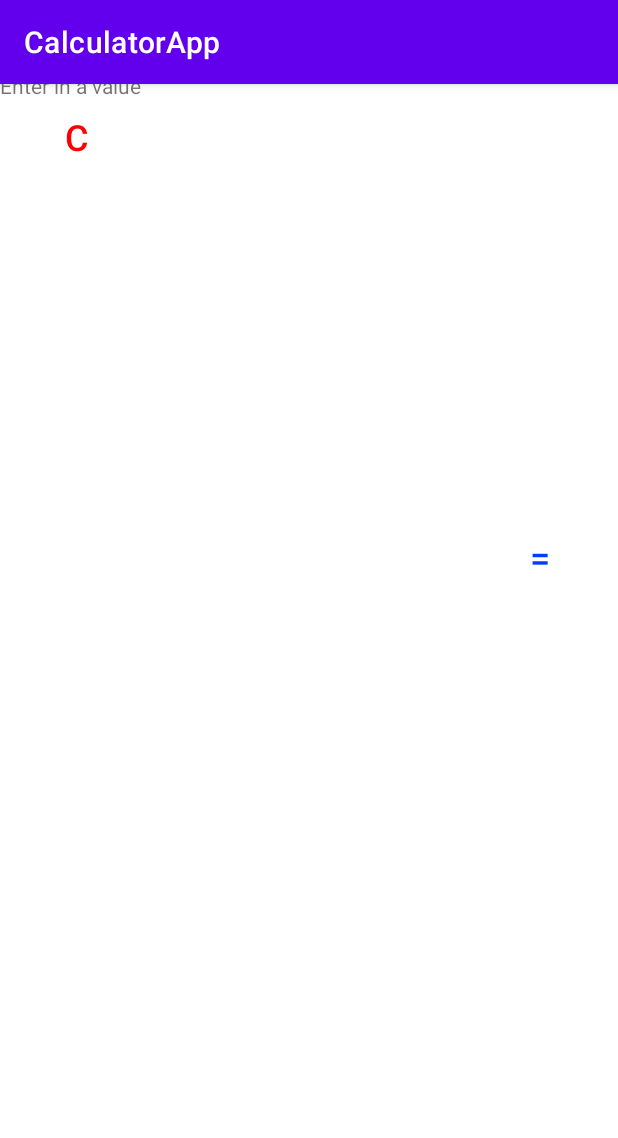
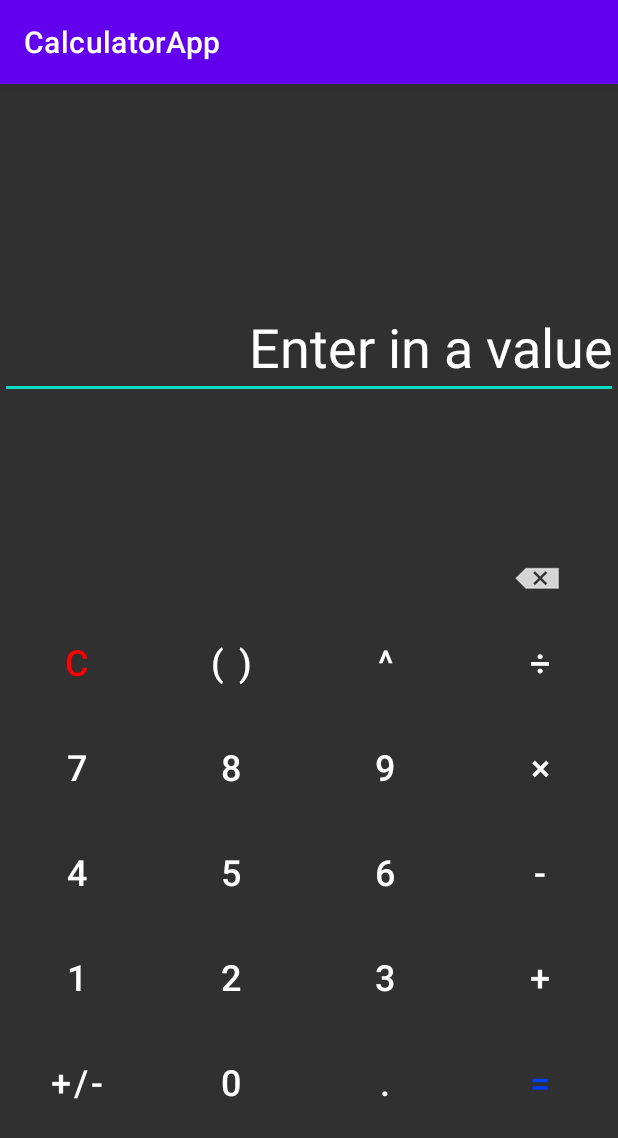
Before and after one commit to tontsa28/opencalc, an Android app: the screen it shows after launch (MainActivity), on a phone screen of 412 x 824 dp. Shown: the top 1138 px of the screen. Run offline under Robolectric (Android 15) with nearby library versions, the light colour scheme and no system bars.

Commit message:
Improved layout and UI

```diff
--- a/app/src/main/res/layout/activity_main.xml
+++ b/app/src/main/res/layout/activity_main.xml
@@ -4,12 +4,14 @@
     xmlns:tools="http://schemas.android.com/tools"
     android:layout_width="match_parent"
     android:layout_height="match_parent"
+    android:background="#303030"
     tools:context=".MainActivity">
 
     <TableLayout
         android:id="@+id/tableLayout"
         android:layout_width="0dp"
         android:layout_height="0dp"
+        android:layout_marginTop="350dp"
         app:layout_constraintBottom_toBottomOf="parent"
         app:layout_constraintEnd_toEndOf="parent"
         app:layout_constraintHorizontal_bias="1.0"
@@ -29,8 +31,8 @@
                 android:layout_weight="1"
                 android:background="@drawable/circle"
                 android:text="@string/clear"
-                android:textSize="24sp"
-                android:textColor="#FF0000" />
+                android:textColor="#FF0000"
+                android:textSize="24sp" />
 
             <Button
                 android:id="@+id/parenthesesBTN"
@@ -40,8 +42,8 @@
                 android:layout_weight="1"
                 android:background="@drawable/circle"
                 android:text="@string/parentheses"
-                android:textSize="24sp"
-                android:textColor="#FFFFFF" />
+                android:textColor="#FFFFFF"
+                android:textSize="24sp" />
 
             <Button
                 android:id="@+id/exponentBTN"
@@ -51,8 +53,8 @@
                 android:layout_weight="1"
                 android:background="@drawable/circle"
                 android:text="@string/exponent"
-                android:textSize="24sp"
-                android:textColor="#FFFFFF" />
+                android:textColor="#FFFFFF"
+                android:textSize="24sp" />
 
             <Button
                 android:id="@+id/divideBTN"
@@ -62,8 +64,8 @@
                 android:layout_weight="1"
                 android:background="@drawable/circle"
                 android:text="@string/divide"
-                android:textSize="24sp"
-                android:textColor="#FFFFFF" />
+                android:textColor="#FFFFFF"
+                android:textSize="24sp" />
         </TableRow>
 
         <TableRow
@@ -78,8 +80,8 @@
                 android:layout_weight="1"
                 android:background="@drawable/circle"
                 android:text="@string/seven"
-                android:textSize="24sp"
-                android:textColor="#FFFFFF" />
+                android:textColor="#FFFFFF"
+                android:textSize="24sp" />
 
             <Button
                 android:id="@+id/eight"
@@ -89,8 +91,8 @@
                 android:layout_weight="1"
                 android:background="@drawable/circle"
                 android:text="@string/eight"
-                android:textSize="24sp"
-                android:textColor="#FFFFFF" />
+                android:textColor="#FFFFFF"
+                android:textSize="24sp" />
 
             <Button
                 android:id="@+id/nine"
@@ -100,8 +102,8 @@
                 android:layout_weight="1"
                 android:background="@drawable/circle"
                 android:text="@string/nine"
-                android:textSize="24sp"
-                android:textColor="#FFFFFF" />
+                android:textColor="#FFFFFF"
+                android:textSize="24sp" />
 
             <Button
                 android:id="@+id/multiply"
@@ -111,8 +113,8 @@
                 android:layout_weight="1"
                 android:background="@drawable/circle"
                 android:text="@string/multiply"
-                android:textSize="24sp"
-                android:textColor="#FFFFFF" />
+                android:textColor="#FFFFFF"
+                android:textSize="24sp" />
         </TableRow>
 
         <TableRow
@@ -127,8 +129,8 @@
                 android:layout_weight="1"
                 android:background="@drawable/circle"
                 android:text="@string/four"
-                android:textSize="24sp"
-                android:textColor="#FFFFFF" />
+                android:textColor="#FFFFFF"
+                android:textSize="24sp" />
 
             <Button
                 android:id="@+id/fiveBTN"
@@ -138,8 +140,8 @@
                 android:layout_weight="1"
                 android:background="@drawable/circle"
                 android:text="@string/five"
-                android:textSize="24sp"
-                android:textColor="#FFFFFF" />
+                android:textColor="#FFFFFF"
+                android:textSize="24sp" />
 
             <Button
                 android:id="@+id/sixBTN"
@@ -149,8 +151,8 @@
                 android:layout_weight="1"
                 android:background="@drawable/circle"
                 android:text="@string/six"
-                android:textSize="24sp"
-                android:textColor="#FFFFFF" />
+                android:textColor="#FFFFFF"
+                android:textSize="24sp" />
 
             <Button
                 android:id="@+id/subtractBTN"
@@ -160,8 +162,8 @@
                 android:layout_weight="1"
                 android:background="@drawable/circle"
                 android:text="@string/subtract"
-                android:textSize="24sp"
-                android:textColor="#FFFFFF" />
+                android:textColor="#FFFFFF"
+                android:textSize="24sp" />
         </TableRow>
 
         <TableRow
@@ -176,8 +178,8 @@
                 android:layout_weight="1"
                 android:background="@drawable/circle"
                 android:text="@string/one"
-                android:textSize="24sp"
-                android:textColor="#FFFFFF" />
+                android:textColor="#FFFFFF"
+                android:textSize="24sp" />
 
             <Button
                 android:id="@+id/twoBTN"
@@ -187,8 +189,8 @@
                 android:layout_weight="1"
                 android:background="@drawable/circle"
                 android:text="@string/two"
-                android:textSize="24sp"
-                android:textColor="#FFFFFF" />
+                android:textColor="#FFFFFF"
+                android:textSize="24sp" />
 
             <Button
                 android:id="@+id/threeBTN"
@@ -198,8 +200,8 @@
                 android:layout_weight="1"
                 android:background="@drawable/circle"
                 android:text="@string/three"
-                android:textSize="24sp"
-                android:textColor="#FFFFFF" />
+                android:textColor="#FFFFFF"
+                android:textSize="24sp" />
 
             <Button
                 android:id="@+id/addBTN"
@@ -209,8 +211,8 @@
                 android:layout_weight="1"
                 android:background="@drawable/circle"
                 android:text="@string/add"
-                android:textSize="24sp"
-                android:textColor="#FFFFFF" />
+                android:textColor="#FFFFFF"
+                android:textSize="24sp" />
         </TableRow>
 
         <TableRow
@@ -225,8 +227,8 @@
                 android:layout_weight="1"
                 android:background="@drawable/circle"
                 android:text="@string/plusMinus"
-                android:textSize="24sp"
-                android:textColor="#FFFFFF" />
+                android:textColor="#FFFFFF"
+                android:textSize="24sp" />
 
             <Button
                 android:id="@+id/zeroBTN"
@@ -236,8 +238,8 @@
                 android:layout_weight="1"
                 android:background="@drawable/circle"
                 android:text="@string/zero"
-                android:textSize="24sp"
-                android:textColor="#FFFFFF" />
+                android:textColor="#FFFFFF"
+                android:textSize="24sp" />
 
             <Button
                 android:id="@+id/pointBTN"
@@ -247,8 +249,8 @@
                 android:layout_weight="1"
                 android:background="@drawable/circle"
                 android:text="@string/point"
-                android:textSize="24sp"
-                android:textColor="#FFFFFF" />
+                android:textColor="#FFFFFF"
+                android:textSize="24sp" />
 
             <Button
                 android:id="@+id/equalsBTN"
@@ -258,34 +260,40 @@
                 android:layout_weight="1"
                 android:background="@drawable/circle"
                 android:text="@string/equals"
-                android:textSize="24sp"
-                android:textColor="#003EFF" />
+                android:textColor="#003EFF"
+                android:textSize="24sp" />
 
         </TableRow>
     </TableLayout>
-
-    <TextView
-        android:id="@+id/textView"
-        android:layout_width="match_parent"
-        android:layout_height="wrap_content"
-        android:text="@string/display"
-        app:layout_constraintBottom_toTopOf="@+id/tableLayout"
-        app:layout_constraintEnd_toEndOf="parent"
-        app:layout_constraintHorizontal_bias="1.0"
-        app:layout_constraintStart_toStartOf="parent"
-        app:layout_constraintTop_toTopOf="parent"
-        app:layout_constraintVertical_bias="0.496" />
 
     <ImageButton
         android:id="@+id/display"
         style="?android:attr/buttonBarButtonStyle"
         android:layout_width="wrap_content"
         android:layout_height="wrap_content"
-        android:contentDescription=""
         android:background="@drawable/circle"
-        app:srcCompat="@drawable/backspace"
+        android:contentDescription="@string/backspace"
+        app:layout_constraintBottom_toBottomOf="parent"
         app:layout_constraintEnd_toEndOf="parent"
-        app:layout_constraintHorizontal_bias="1.0"
+        app:layout_constraintHorizontal_bias="0.97"
         app:layout_constraintStart_toStartOf="parent"
-        tools:layout_editor_absoluteY="419dp" />
+        app:layout_constraintTop_toTopOf="parent"
+        app:layout_constraintVertical_bias="0.424"
+        app:srcCompat="@drawable/backspace" />
+
+    <EditText
+        android:id="@+id/textView"
+        android:layout_width="0dp"
+        android:layout_height="wrap_content"
+        android:text="@string/display"
+        android:textColor="#FFFFFF"
+        app:layout_constraintBottom_toTopOf="@+id/tableLayout"
+        app:layout_constraintEnd_toEndOf="parent"
+        app:layout_constraintStart_toStartOf="parent"
+        app:layout_constraintTop_toTopOf="parent"
+        android:autofillHints="false"
+        android:inputType="none"
+        android:textSize="36sp"
+        android:textAlignment="textEnd"
+        tools:ignore="LabelFor" />
 </androidx.constraintlayout.widget.ConstraintLayout>
--- a/app/src/main/res/values-night/themes.xml
+++ b/app/src/main/res/values-night/themes.xml
@@ -1,6 +1,6 @@
 <resources xmlns:tools="http://schemas.android.com/tools">
     <!-- Base application theme. -->
-    <style name="Theme.CalculatorApp" parent="Theme.MaterialComponents.DayNight.DarkActionBar">
+    <style name="Theme.CalculatorApp.darkMode" parent="Theme.MaterialComponents.DayNight.DarkActionBar">
         <!-- Primary brand color. -->
         <item name="colorPrimary">@color/purple_200</item>
         <item name="colorPrimaryVariant">@color/purple_700</item>
```
